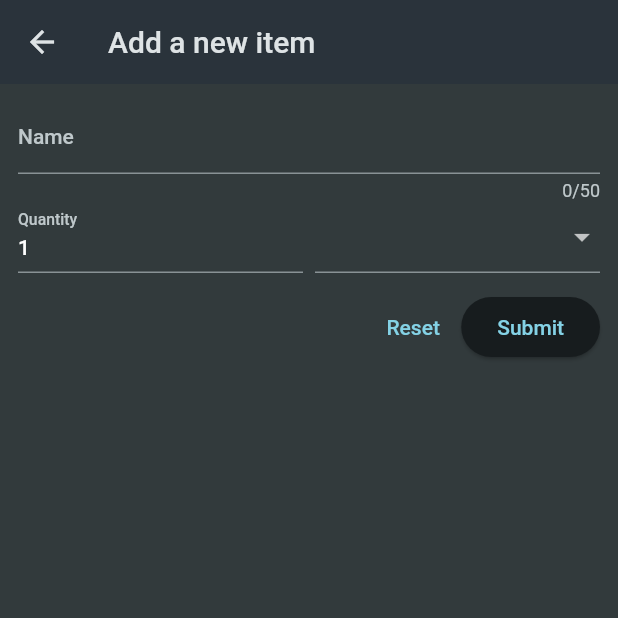
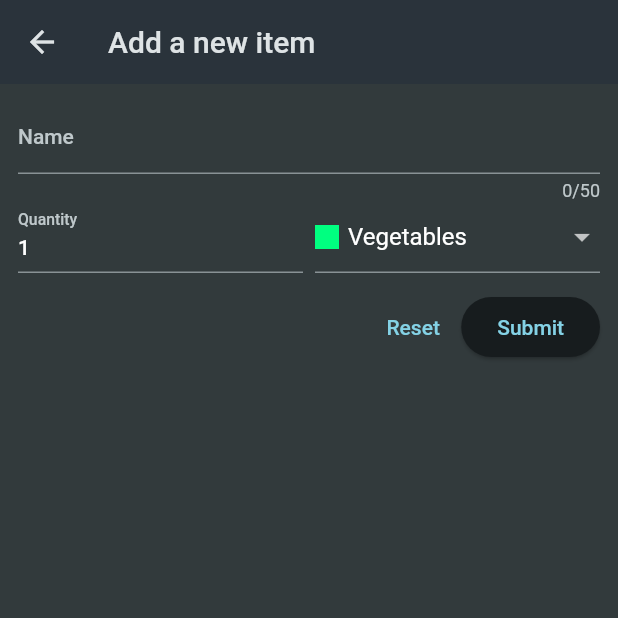
Before and after one commit to Micczaloni/Shopping-list, a Flutter app: the screen it shows after launch, after a tap on the "add" icon, on a phone screen of 412 x 824 dp, the top half of it. Run offline on Flutter 3.47's test engine with Material 2 defaults, Android fonts, the phone set to English and light mode, and no system bars.

Commit message:
Second commit

```diff
--- a/lib/widgets/grocery_list.dart
+++ b/lib/widgets/grocery_list.dart
@@ -1,6 +1,6 @@
 import 'package:flutter/material.dart';
 
-import 'package:shopping_list/data/dummy_items.dart';
+import 'package:shopping_list/models/grocery_item.dart';
 import 'package:shopping_list/widgets/new_item.dart';
 
 class GroceryList extends StatefulWidget {
@@ -11,16 +11,58 @@ class GroceryList extends StatefulWidget {
 }
 
 class _GroceryListState extends State<GroceryList> {
-  void _addItem() {
-    Navigator.of(context).push(
+  final List<GroceryItem> _groceryItems = [];
+
+  void _addItem() async {
+    final newItem = await Navigator.of(context).push<GroceryItem>(
       MaterialPageRoute(
         builder: (ctx) => const NewItem(),
       ),
     );
+
+    if (newItem == null) {
+      return;
+    }
+    setState(() {
+      _groceryItems.add(newItem);
+    });
   }
 
   @override
   Widget build(BuildContext context) {
+    Widget content = const Center(
+      child: Text('No items added yet.!'),
+    );
+
+    if (_groceryItems.isNotEmpty) {
+      content = ListView.builder(
+        itemCount: _groceryItems.length,
+        itemBuilder: (ctx, index) {
+          return Dismissible(
+            onDismissed: (direction) {
+              setState(() {
+                _groceryItems.removeAt(index);
+              });
+            },
+            key: ValueKey(
+              _groceryItems[index].id,
+            ),
+            child: ListTile(
+              title: Text(_groceryItems[index].name),
+              leading: Container(
+                width: 24,
+                height: 24,
+                color: _groceryItems[index].category.color,
+              ),
+              trailing: Text(
+                _groceryItems[index].quantity.toString(),
+              ),
+            ),
+          );
+        },
+      );
+    }
+
     return Scaffold(
       appBar: AppBar(
         title: const Text('Your Groceries'),
@@ -31,20 +73,7 @@ class _GroceryListState extends State<GroceryList> {
           ),
         ],
       ),
-      body: ListView.builder(
-        itemCount: groceryItems.length,
-        itemBuilder: (ctx, index) {
-          return ListTile(
-            title: Text(groceryItems[index].name),
-            leading: Container(
-              width: 24,
-              height: 24,
-              color: groceryItems[index].category.color,
-            ),
-            trailing: Text(groceryItems[index].quantity.toString()),
-          );
-        },
-      ),
+      body: content,
     );
   }
 }
--- a/lib/widgets/new_item.dart
+++ b/lib/widgets/new_item.dart
@@ -1,6 +1,8 @@
 import 'package:flutter/material.dart';
 
 import 'package:shopping_list/data/categories.dart';
+import 'package:shopping_list/models/category.dart';
+import 'package:shopping_list/models/grocery_item.dart';
 
 class NewItem extends StatefulWidget {
   const NewItem({super.key});
@@ -10,6 +12,25 @@ class NewItem extends StatefulWidget {
 }
 
 class _NewItemState extends State<NewItem> {
+  final _formKey = GlobalKey<FormState>();
+  var _enteredName = '';
+  var _enteredQuantity = 1;
+  var _selectedCategory = categories[Categories.vegetables]!;
+
+  void _saveItem() {
+    if (_formKey.currentState!.validate()) {
+      _formKey.currentState!.save();
+      Navigator.of(context).pop(
+        GroceryItem(
+          id: DateTime.now().toString(),
+          name: _enteredName,
+          quantity: _enteredQuantity,
+          category: _selectedCategory,
+        ),
+      );
+    }
+  }
+
   @override
   Widget build(BuildContext context) {
     return Scaffold(
@@ -19,6 +40,7 @@ class _NewItemState extends State<NewItem> {
       body: Padding(
         padding: const EdgeInsets.all(12),
         child: Form(
+          key: _formKey,
           child: Column(
             children: [
               TextFormField(
@@ -35,6 +57,9 @@ class _NewItemState extends State<NewItem> {
                   }
                   return null;
                 },
+                onSaved: (value) {
+                  _enteredName = value!;
+                },
               ),
               Row(
                 crossAxisAlignment: CrossAxisAlignment.end,
@@ -44,7 +69,7 @@ class _NewItemState extends State<NewItem> {
                       decoration: const InputDecoration(
                         label: Text('Quantity'),
                       ),
-                      initialValue: '1',
+                      initialValue: _enteredQuantity.toString(),
                       keyboardType: TextInputType.number,
                       validator: (value) {
                         if (value == null ||
@@ -55,11 +80,15 @@ class _NewItemState extends State<NewItem> {
                         }
                         return null;
                       },
+                      onSaved: (value) {
+                        _enteredQuantity = int.parse(value!);
+                      },
                     ),
                   ),
                   const SizedBox(width: 8),
                   Expanded(
                     child: DropdownButtonFormField(
+                      value: _selectedCategory,
                       items: [
                         for (final category in categories.entries)
                           DropdownMenuItem(
@@ -77,7 +106,11 @@ class _NewItemState extends State<NewItem> {
                             ),
                           ),
                       ],
-                      onChanged: (value) {},
+                      onChanged: (value) {
+                        setState(() {
+                          _selectedCategory = value!;
+                        });
+                      },
                     ),
                   ),
                 ],
@@ -87,11 +120,13 @@ class _NewItemState extends State<NewItem> {
                 mainAxisAlignment: MainAxisAlignment.end,
                 children: [
                   TextButton(
-                    onPressed: () {},
+                    onPressed: () {
+                      _formKey.currentState!.reset();
+                    },
                     child: const Text('Reset'),
                   ),
                   ElevatedButton(
-                    onPressed: () {},
+                    onPressed: _saveItem,
                     child: const Text('Submit'),
                   ),
                 ],
```
